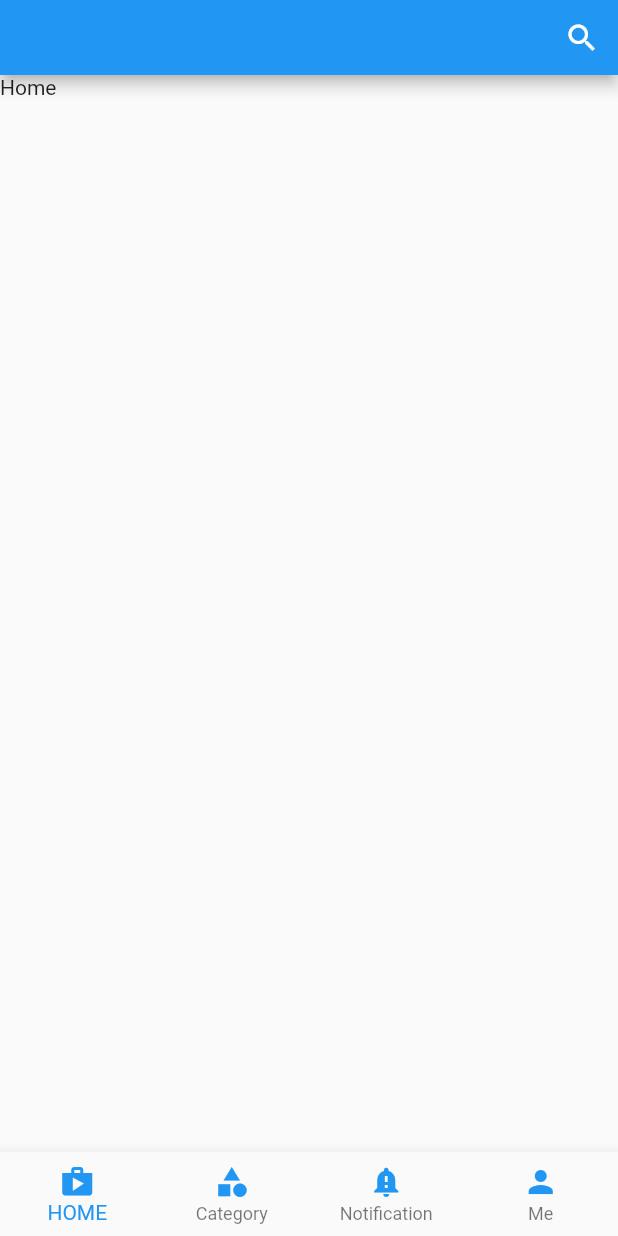
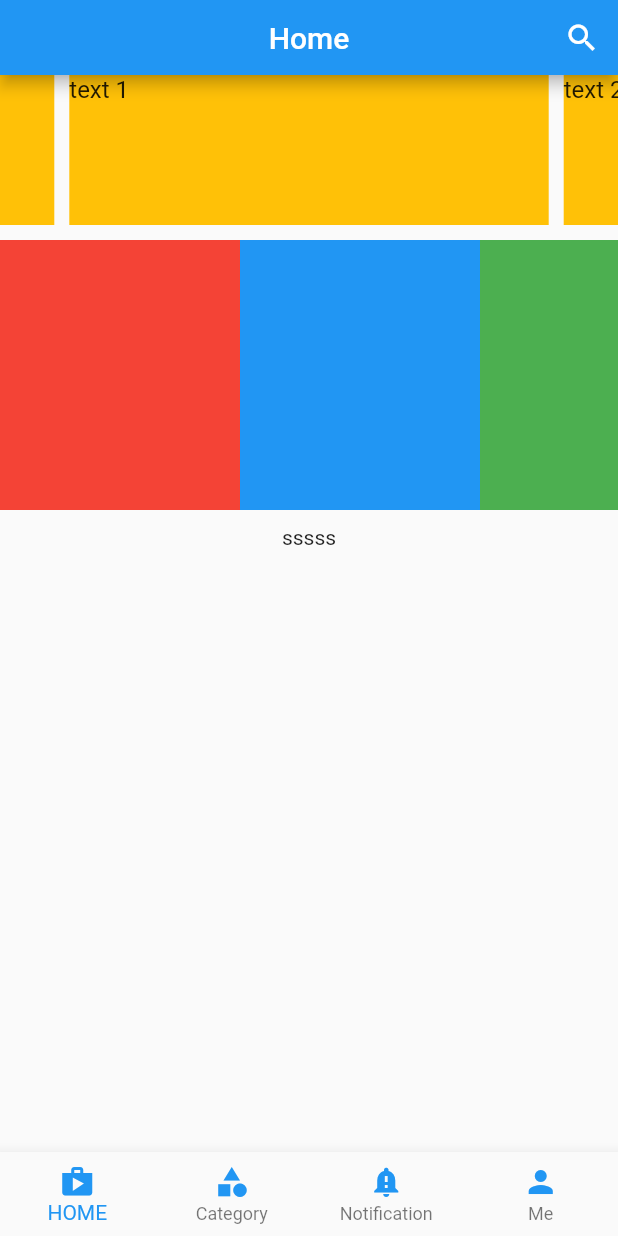
Before and after one commit to forever84721/Flutter_WebShop, a Flutter app: the screen it shows after launch, on a phone screen of 412 x 824 dp. Run offline on Flutter 3.47's test engine with Material 2 defaults, Android fonts, the phone set to English and light mode, and no system bars; drawn by our look-alikes of carousel_slider.

```diff
--- a/lib/Pages/HomePage.dart
+++ b/lib/Pages/HomePage.dart
@@ -1,6 +1,7 @@
 import 'package:flutter/cupertino.dart';
 import 'package:flutter/material.dart';
 import 'package:flutter_webshop/Widget/SearchBar.dart';
+import 'package:carousel_slider/carousel_slider.dart';
 
 class HomePage extends StatefulWidget {
   @override
@@ -13,8 +14,65 @@ class _HomePageState extends State<HomePage> {
   @override
   Widget build(BuildContext context) {
     return Scaffold(
-      appBar: SearchBar(foo: 'Home'),
-      body: Text('Home'),
+      appBar: SearchBar(title: 'Home'),
+      body: Column(
+        children: <Widget>[
+          CarouselSlider(
+            height: 100.0,
+            items: [1, 2, 3, 4, 5].map(
+              (i) {
+                return Builder(
+                  builder: (BuildContext context) {
+                    return Container(
+                      width: MediaQuery.of(context).size.width,
+                      margin: EdgeInsets.symmetric(horizontal: 5.0),
+                      decoration: BoxDecoration(color: Colors.amber),
+                      child: Text(
+                        'text $i',
+                        style: TextStyle(fontSize: 16.0),
+                      ),
+                    );
+                  },
+                );
+              },
+            ).toList(),
+          ),
+          Container(
+            child: ListView(
+              // This next line does the trick.
+              padding: const EdgeInsets.fromLTRB(0.0, 10.0, 0.0, 10.0),
+              scrollDirection: Axis.horizontal,
+              children: <Widget>[
+                Container(
+                  width: 160.0,
+                  color: Colors.red,
+                ),
+                Container(
+                  width: 160.0,
+                  color: Colors.blue,
+                ),
+                Container(
+                  width: 160.0,
+                  color: Colors.green,
+                ),
+                Container(
+                  width: 160.0,
+                  color: Colors.yellow,
+                ),
+                Container(
+                  width: 160.0,
+                  color: Colors.orange,
+                ),
+              ],
+            ),
+            height: 200,
+          ),
+          Container(
+            child: Text('sssss'),
+            height: 200,
+          ),
+        ],
+      ),
     );
   }
 }
--- a/pubspec.yaml
+++ b/pubspec.yaml
@@ -24,6 +24,7 @@ dependencies:
   # Use with the CupertinoIcons class for iOS style icons.
   cupertino_icons: ^0.1.2
   http: ^0.12.0+2
+  carousel_slider: ^1.3.0
 dev_dependencies:
   flutter_test:
     sdk: flutter
```
Also changed, not shown: lib/Pages/CategoryPage.dart (+27 -2 lines), pubspec.lock.
